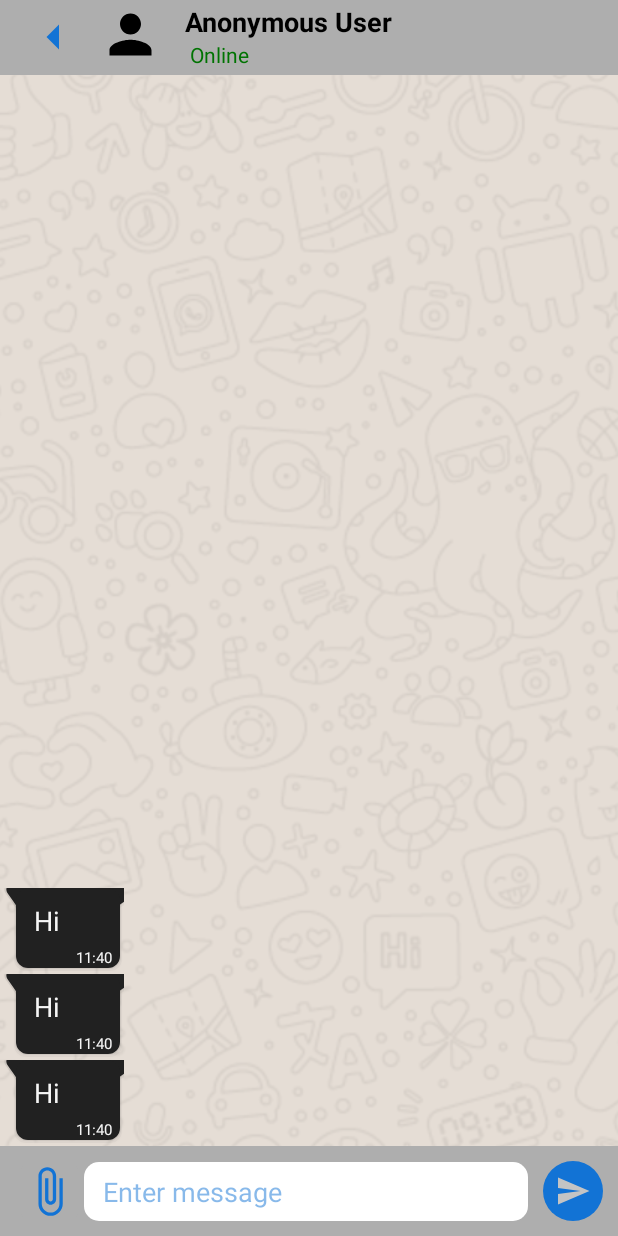
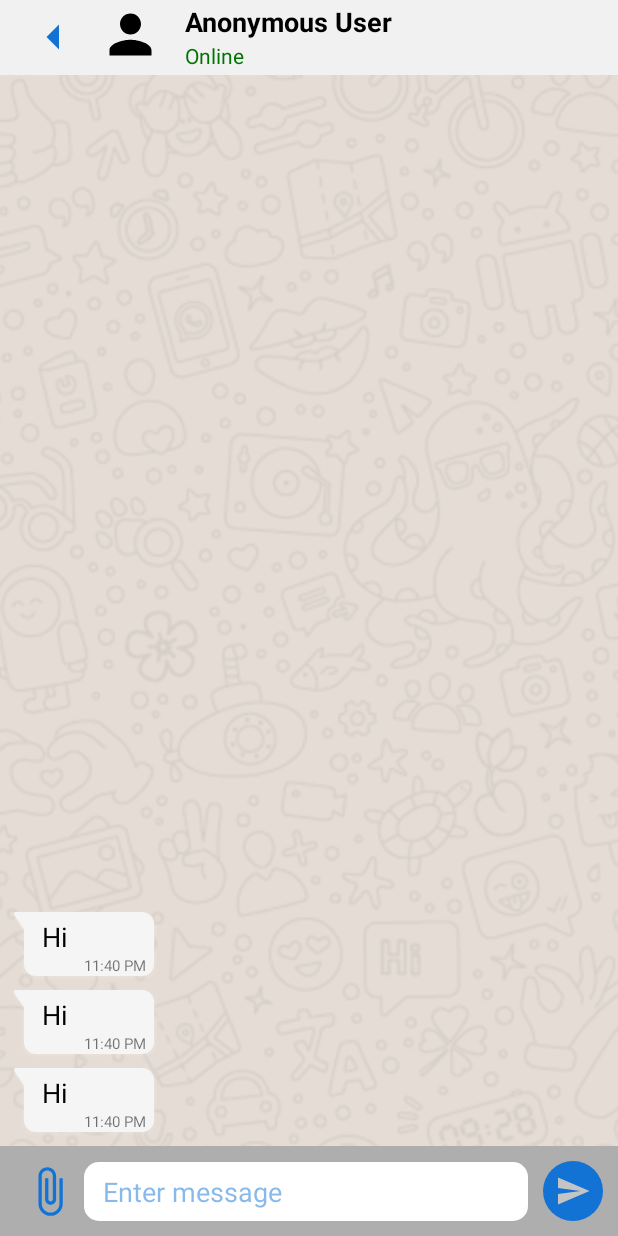
Before and after one commit to pk-218/KotlinX, an Android app: the ChatFragment screen opened through its navigation route, on a phone screen of 412 x 824 dp. Run offline under Robolectric (Android 15) with nearby library versions, the phone set to English and light mode, and no system bars; our stand-ins replace navigation-ui; Roboto replaces fonts that are not available here.

Commit message:
received_message_box.xml and sent_message_box.xml UI modified

```diff
--- a/app/src/main/res/layout/fragment_chat.xml
+++ b/app/src/main/res/layout/fragment_chat.xml
@@ -5,17 +5,17 @@
     xmlns:tools="http://schemas.android.com/tools"
     android:layout_width="match_parent"
     android:layout_height="match_parent"
-    android:background="#FFF"
     android:fitsSystemWindows="true"
     android:orientation="vertical"
     tools:context=".ChatFragment"
+    android:background="@drawable/background"
     >
 
     <androidx.appcompat.widget.Toolbar
         android:id="@+id/toolbar"
         android:layout_width="match_parent"
         android:layout_height="50dp"
-        android:background="#AEAEAE"
+        android:background="#F1F1F1"
         android:minHeight="?attr/actionBarSize"
         android:theme="?attr/actionBarTheme"
         app:layout_constraintEnd_toEndOf="parent"
@@ -60,6 +60,18 @@
                 android:textColor="@color/black"
                 android:textSize="18sp"
                 android:textStyle="bold" />
+<!--            <ImageView-->
+<!--                android:layout_width="16dp"-->
+<!--                android:layout_height="16dp"-->
+<!--                android:background="@drawable/ic_baseline_circle_24"-->
+<!--                android:backgroundTint="#007302"-->
+<!--                android:layout_marginRight="10dp"-->
+
+<!--                />-->
+
+
+
+
 
                 <TextView
 
@@ -67,11 +79,16 @@
                     android:layout_width="match_parent"
                     android:layout_height="wrap_content"
                     android:layout_weight="1"
-                android:text=" Online"
+                    android:text="Online"
                     android:fontFamily="@font/montaga"
                     android:textColor="#007302"
                     android:visibility="visible"
+                    android:gravity="center_vertical"
                     />
+
+
+
+
         </LinearLayout>
 
         </LinearLayout>
@@ -97,11 +114,11 @@
         android:id="@+id/message_view"
         android:layout_width="0dp"
         android:layout_height="0dp"
+        android:layout_marginBottom="5dp"
         app:layout_constraintBottom_toTopOf="@+id/layout_chatbox"
         app:layout_constraintLeft_toLeftOf="parent"
         app:layout_constraintRight_toRightOf="parent"
         app:layout_constraintTop_toBottomOf="@+id/toolbar"
-        android:background="@drawable/background"
         app:stackFromEnd="true"
         app:layoutManager="androidx.recyclerview.widget.LinearLayoutManager"/>
 
--- a/app/src/main/res/layout/received_message_box.xml
+++ b/app/src/main/res/layout/received_message_box.xml
@@ -3,16 +3,19 @@
 <androidx.constraintlayout.widget.ConstraintLayout xmlns:android="http://schemas.android.com/apk/res/android"
 xmlns:app="http://schemas.android.com/apk/res-auto"
 android:layout_width="match_parent"
-android:layout_height="wrap_content">
+android:layout_height="wrap_content"
+    >
 
 
 <androidx.constraintlayout.widget.ConstraintLayout
     android:id="@+id/messagebody"
     android:layout_width="wrap_content"
     android:layout_height="wrap_content"
+    android:layout_margin="5dp"
     android:background="@drawable/rounded_rectangle_green"
     app:layout_constraintStart_toStartOf="parent"
-    app:layout_constraintTop_toTopOf="parent">
+    app:layout_constraintTop_toTopOf="parent"
+    android:backgroundTint="@color/colorAccent">
 
     <TextView
         android:id="@+id/received_message_box"
@@ -21,10 +24,10 @@ android:layout_height="wrap_content">
         android:layout_marginStart="8dp"
         android:layout_marginTop="4dp"
         android:maxWidth="240dp"
-        android:padding="5dp"
+        android:paddingHorizontal="5dp"
         android:paddingStart="20dp"
         android:text="hi man, how are you?"
-        android:textColor="@color/colorAccent"
+        android:textColor="@color/black"
         android:textSize="18sp"
         app:layout_constraintEnd_toStartOf="@id/text_message_time"
         app:layout_constraintTop_toTopOf="parent" />
@@ -34,8 +37,7 @@ android:layout_height="wrap_content">
         android:layout_height="wrap_content"
         android:paddingStart="5dp"
         android:paddingEnd="5dp"
-        android:text="11:40"
-        android:textColor="@color/colorAccent"
+        android:text="11:40 PM"
         android:textSize="10sp"
         app:layout_constraintBottom_toBottomOf="parent"
         app:layout_constraintEnd_toEndOf="parent"
--- a/app/src/main/res/values/colors.xml
+++ b/app/src/main/res/values/colors.xml
@@ -18,5 +18,7 @@
     <color name="blue">#1273D5</color>
     <color name="blue_50opacity">#801273D5</color>
 
+    <color name="green_sent">#DCF8C6</color>
+
 
 </resources>
```
Also changed, not shown: app/src/main/res/layout/sent_message_box.xml (+6 -4 lines). Lines whose indentation alone changed are shown as unchanged.
